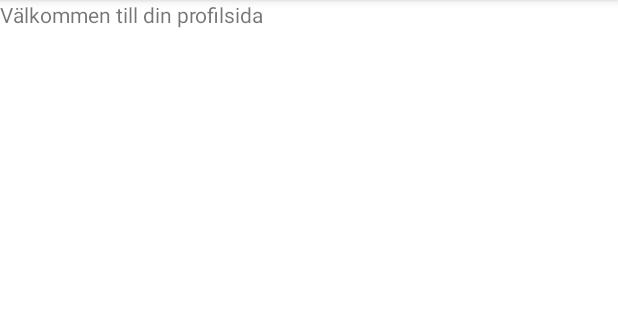
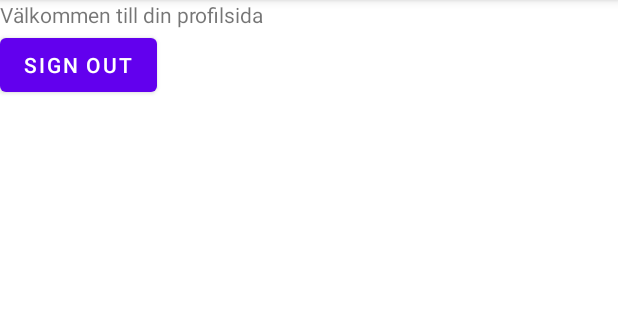
Before and after one commit to g21emmka/MultiplyActivitiesDemo, an Android app: the ProfileActivity screen opened directly, with no data from a screen before it, on a phone screen of 412 x 824 dp, the part 84-404 px from its top. Run offline under Robolectric (Android 15) with nearby library versions, the phone set to English and light mode, and no system bars.

Commit message:
Added sign out button

```diff
--- a/app/src/main/res/layout/activity_profile.xml
+++ b/app/src/main/res/layout/activity_profile.xml
@@ -13,4 +13,12 @@
         android:text="Välkommen till din profilsida"
         app:layout_constraintTop_toTopOf="parent"
         app:layout_constraintStart_toStartOf="parent"/>
+
+    <Button
+        android:id="@+id/signout_button"
+        android:layout_width="wrap_content"
+        android:layout_height="wrap_content"
+        android:text="Sign out"
+        app:layout_constraintTop_toBottomOf="@+id/profile_label"
+        app:layout_constraintStart_toStartOf="parent"/>
 </androidx.constraintlayout.widget.ConstraintLayout>
```
